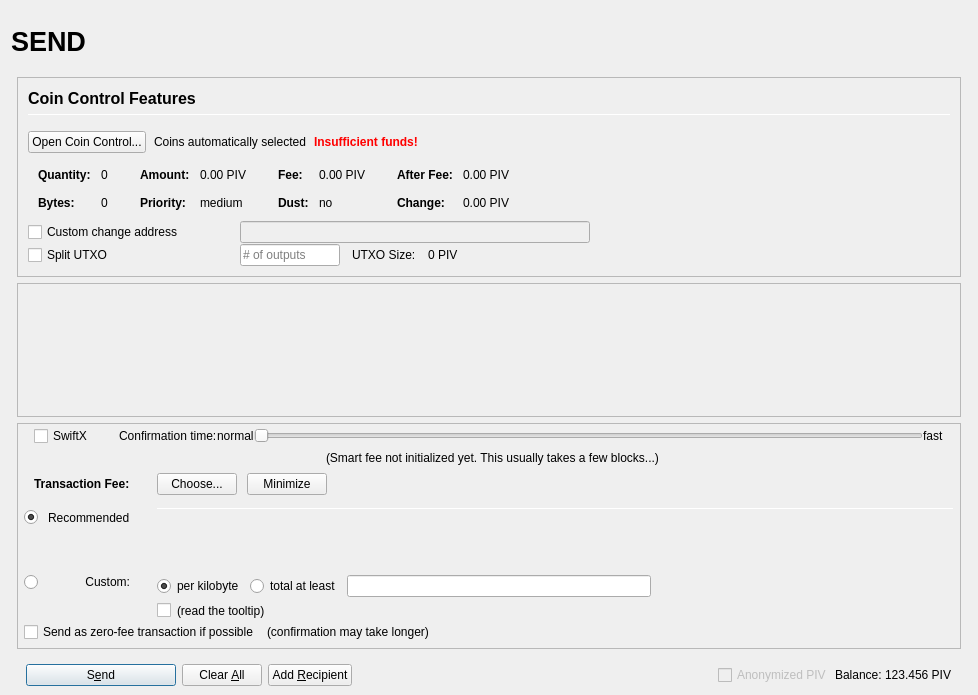
First picture: the form in src/qt/forms/sendcoinsdialog.ui, repository royalsoftkv/dexergi, before the edit.
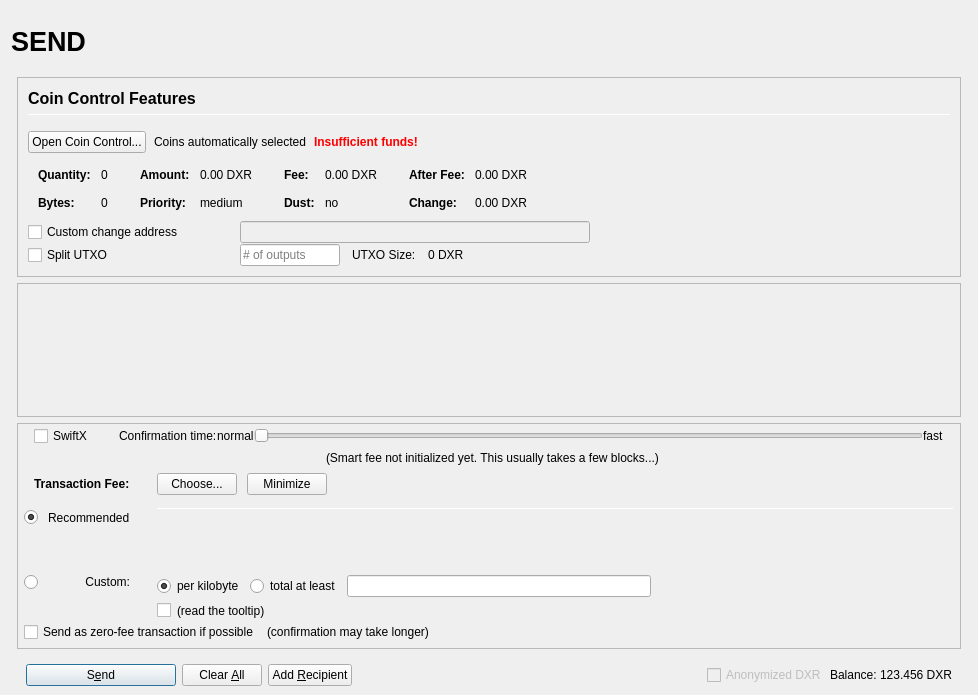
Second picture: the form after the edit. Icons and pictures are not drawn. Custom widgets are drawn as their Qt base class.

```diff
--- a/src/qt/forms/sendcoinsdialog.ui
+++ b/src/qt/forms/sendcoinsdialog.ui
@@ -457,7 +457,7 @@
                         <enum>Qt::ActionsContextMenu</enum>
                        </property>
                        <property name="text">
-                        <string notr="true">0.00 PIV</string>
+                        <string notr="true">0.00 DXR</string>
                        </property>
                        <property name="textInteractionFlags">
                         <set>Qt::LinksAccessibleByMouse|Qt::TextSelectableByKeyboard|Qt::TextSelectableByMouse</set>
@@ -537,7 +537,7 @@
                         <enum>Qt::ActionsContextMenu</enum>
                        </property>
                        <property name="text">
-                        <string notr="true">0.00 PIV</string>
+                        <string notr="true">0.00 DXR</string>
                        </property>
                        <property name="textInteractionFlags">
                         <set>Qt::LinksAccessibleByMouse|Qt::TextSelectableByKeyboard|Qt::TextSelectableByMouse</set>
@@ -617,7 +617,7 @@
                         <enum>Qt::ActionsContextMenu</enum>
                        </property>
                        <property name="text">
-                        <string notr="true">0.00 PIV</string>
+                        <string notr="true">0.00 DXR</string>
                        </property>
                        <property name="textInteractionFlags">
                         <set>Qt::LinksAccessibleByMouse|Qt::TextSelectableByKeyboard|Qt::TextSelectableByMouse</set>
@@ -646,7 +646,7 @@
                         <enum>Qt::ActionsContextMenu</enum>
                        </property>
                        <property name="text">
-                        <string notr="true">0.00 PIV</string>
+                        <string notr="true">0.00 DXR</string>
                        </property>
                        <property name="textInteractionFlags">
                         <set>Qt::LinksAccessibleByMouse|Qt::TextSelectableByKeyboard|Qt::TextSelectableByMouse</set>
@@ -813,7 +813,7 @@
                 <item>
                  <widget class="QLabel" name="labelBlockSize">
                   <property name="text">
-                   <string>0 PIV</string>
+                   <string>0 DXR</string>
                   </property>
                  </widget>
                 </item>
@@ -1651,7 +1651,7 @@
                 <bool>false</bool>
                </property>
                <property name="text">
-                <string>Anonymized PIV</string>
+                <string>Anonymized DXR</string>
                </property>
               </widget>
              </item>
@@ -1674,7 +1674,7 @@
                 <cursorShape>IBeamCursor</cursorShape>
                </property>
                <property name="text">
-                <string notr="true">123.456 PIV</string>
+                <string notr="true">123.456 DXR</string>
                </property>
                <property name="textInteractionFlags">
                 <set>Qt::LinksAccessibleByMouse|Qt::TextSelectableByKeyboard|Qt::TextSelectableByMouse</set>
```
Left out of the diff: 4 changed lines with no effect on the pictures.
